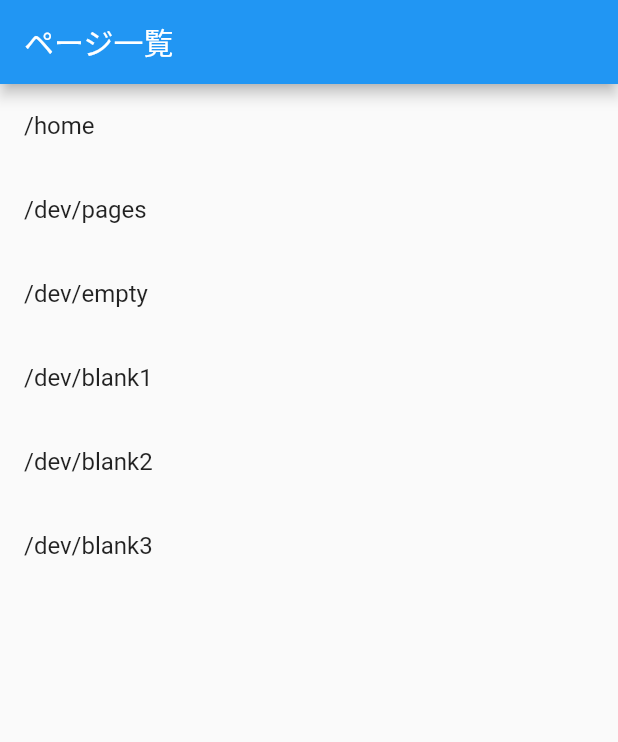
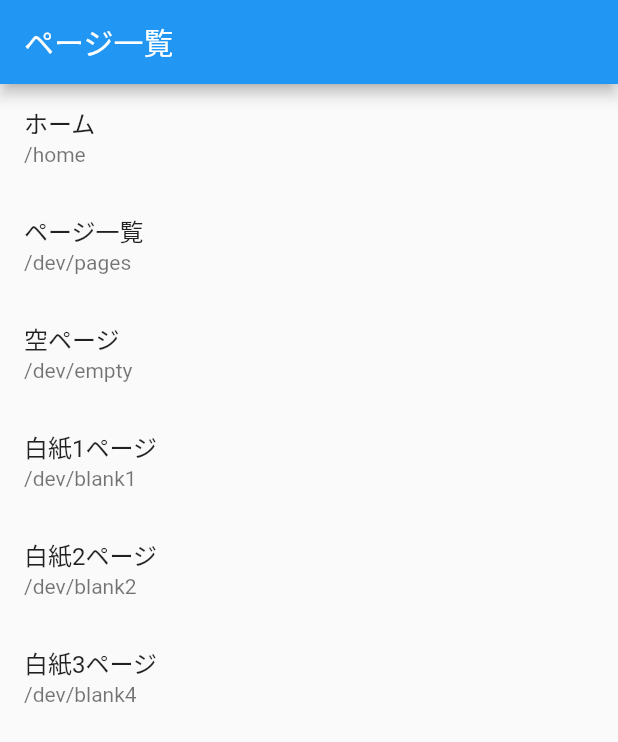
Before and after one commit to ken-ty/i3t2, a Flutter app: the screen it shows after launch, on a phone screen of 412 x 824 dp. Shown: the top 742 px of the screen. Run offline on Flutter 3.47's test engine with Material 2 defaults, Android fonts, the phone set to English and light mode, and no system bars.

Commit message:
feat: ルート管理より広いページ管理クラスに拡張

```diff
--- a/lib/src/core/routes.dart
+++ b/lib/src/core/routes.dart
@@ -6,15 +6,85 @@ import 'package:i3t2/src/pages/empty_page.dart';
 import 'package:i3t2/src/pages/my_home_page.dart';
 import 'package:i3t2/src/pages/pages_page.dart';
 
+/// ページ情報
+class PageInfo {
+  /// コンストラクタ
+  PageInfo({
+    required this.name,
+    required this.description,
+    required this.routeName,
+    required this.routing,
+  });
+
+  /// ページ名
+  String name;
+
+  /// ページの説明
+  String description;
+
+  /// ルート名
+  String routeName;
+
+  /// ルーティング
+  WidgetBuilder routing;
+}
+
 /// ルーティング管理
+/// 基本的にインスタンス化せずに利用します
 class Routes {
-  // ルーティング一覧
-  static final routes = <String, WidgetBuilder>{
-    '/home': (context) => const MyHomePage(title: 'Flutter Demo Home Page'),
-    '/dev/pages': (context) => const PagesPage(),
-    '/dev/empty': (context) => const EmptyPage(title: "空ページ"),
-    '/dev/blank1': (context) => const Blank1Page(title: "blank1"),
-    '/dev/blank2': (context) => const Blank2Page(title: "blank2"),
-    '/dev/blank3': (context) => const Blank3Page(title: "blank3"),
-  };
+  /// ページテーブル
+  static final pages = <PageInfo>[
+    PageInfo(
+        name: 'ホーム',
+        description: """
+ホームです.
+初期のカウンター機能のままです.""",
+        routeName: '/home',
+        routing: (context) => const MyHomePage(title: 'ホーム')),
+    PageInfo(
+        name: 'ページ一覧',
+        description: """
+全てのページを表示します.
+リストアイテムをタップするとページ詳細に遷移します.
+設計資料として利用できるページ一覧をCSV出力したいです(工事中)""",
+        routeName: '/dev/pages',
+        routing: (context) => const PagesPage()),
+    PageInfo(
+        name: '空ページ',
+        description: """
+何も実装しない空のページです.
+なにもいらないけど空画面が欲しい時に利用できます.""",
+        routeName: '/dev/empty',
+        routing: (context) => const EmptyPage(title: '空ページ')),
+    PageInfo(
+        name: '白紙1ページ',
+        description: """
+白紙ページです.
+これから実装する画面として一旦配置したりできます.""",
+        routeName: '/dev/blank1',
+        routing: (context) => const Blank1Page(title: '白紙1ページ')),
+    PageInfo(
+        name: '白紙2ページ',
+        description: """
+白紙ページです.
+これから実装する画面として一旦配置したりできます.""",
+        routeName: '/dev/blank2',
+        routing: (context) => const Blank2Page(title: '白紙2ページ')),
+    PageInfo(
+        name: '白紙3ページ',
+        description: """
+白紙ページです.
+これから実装する画面として一旦配置したりできます.""",
+        routeName: '/dev/blank4',
+        routing: (context) => const Blank3Page(title: '白紙3ページ')),
+  ];
+
+  /// 初期ページのルート名
+  static const initialRoute = '/dev/pages';
+
+  /// ルーティング一覧
+  static final routes = Map.fromIterables(
+    pages.map((e) => e.routeName),
+    pages.map((e) => e.routing),
+  );
 }
--- a/lib/src/pages/pages_page.dart
+++ b/lib/src/pages/pages_page.dart
@@ -7,27 +7,15 @@ class PagesPage extends StatelessWidget {
 
   @override
   Widget build(BuildContext context) {
-    // final children = [
-    //   ListTile(
-    //     title: const Text("ホーム"),
-    //     onTap: () => Navigator.pushNamed(context, '/home'),
-    //   )
-    // ];
-    final children = Routes.routes.keys.map(
-      (routeName) {
+    final children = Routes.pages.map(
+      (page) {
         return ListTile(
-          title: Text(routeName),
-          // Navigator.pushNamed(context, routeName)
-          onTap: () => Navigator.pushNamed(context, routeName),
+          title: Text(page.name),
+          subtitle: Text(page.routeName),
+          onTap: () => Navigator.pushNamed(context, page.routeName),
         );
       },
     ).toList();
-    //  [
-    //   ListTile(
-    //     title: const Text("ホーム"),
-    //     onTap: () => Navigator.pushNamed(context, '/home'),
-    //   )
-    // ];
     return Scaffold(
       appBar: AppBar(
         title: const Text('ページ一覧'),
@@ -38,5 +26,3 @@ class PagesPage extends StatelessWidget {
     );
   }
 }
-
-        // Routes.routes.keys.map((e) => ListTile()).toList()
--- a/lib/src/widgets/app.dart
+++ b/lib/src/widgets/app.dart
@@ -6,6 +6,7 @@ class App extends StatelessWidget {
 
   @override
   Widget build(BuildContext context) {
-    return MaterialApp(initialRoute: '/dev/pages', routes: Routes.routes);
+    return MaterialApp(
+        initialRoute: Routes.initialRoute, routes: Routes.routes);
   }
 }
```
